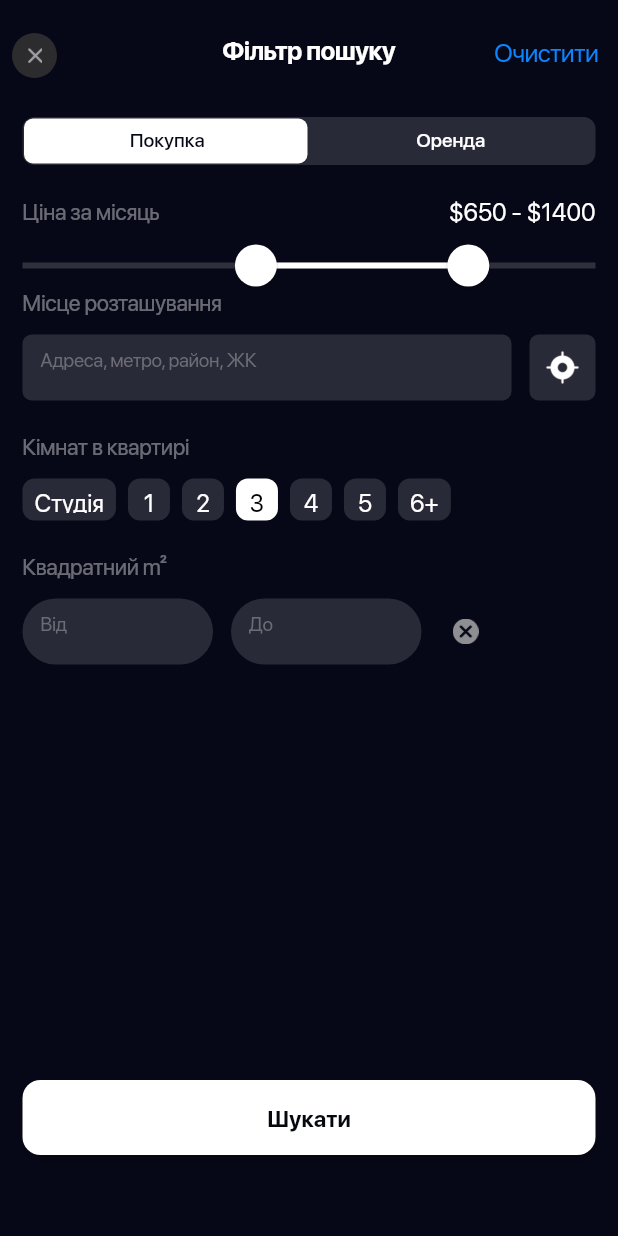
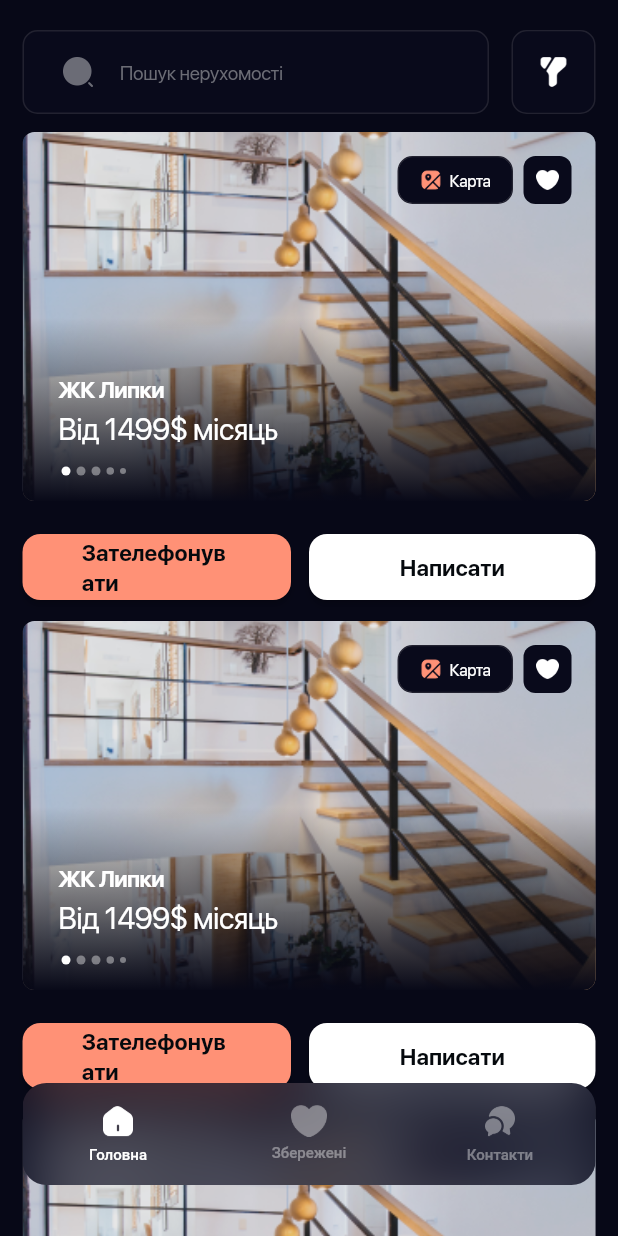
Before and after one commit to F1rman/Flutter-layout-Real-Estate, a Flutter app: the FilterModal screen opened directly, after a tap on "Шукати", on a phone screen of 412 x 824 dp. Run offline on Flutter 3.47's test engine with Material 2 defaults, Android fonts, the phone set to English and light mode, and no system bars; drawn by our look-alikes of carousel_slider; our stand-ins replace dropdown_button2, flutter_redux, modal_bottom_sheet, redux; project files that could hold a hidden picture were left out.

Commit message:
after search

```diff
--- a/lib/home/filter_modal.dart
+++ b/lib/home/filter_modal.dart
@@ -1,6 +1,7 @@
 import 'package:flutter/material.dart';
 import '../styles/style.dart';
 import '../widgets/my_button.dart';
+import 'home_after_filter.dart';
 import 'range_slider.dart';
 import 'toggle_button.dart';
 
@@ -342,7 +343,15 @@ class _FilterModalState extends State<FilterModal> {
             left: 15,
             bottom: 54,
             width: MediaQuery.of(context).size.width - 30,
-            child: MyButton(text: 'Шукати', onPressed: () => {}),
+            child: MyButton(
+                text: 'Шукати',
+                onPressed: () => {
+                      Navigator.of(context).push(
+                        MaterialPageRoute(
+                          builder: (context) => HomeFilterResults(),
+                        ),
+                      )
+                    }),
           )
         ],
       ),
--- /dev/null
+++ b/lib/home/filter_search.dart
@@ -0,0 +1,111 @@
+import 'package:flutter/material.dart';
+import 'package:modal_bottom_sheet/modal_bottom_sheet.dart';
+
+import 'filter_modal.dart';
+
+class SearchFilter extends StatelessWidget {
+  const SearchFilter({
+    Key? key,
+  }) : super(key: key);
+
+  @override
+  Widget build(BuildContext context) {
+    return Row(
+      children: [
+        Expanded(
+          child: Container(
+            width: 274,
+            margin: const EdgeInsets.only(top: 20),
+            decoration: BoxDecoration(
+              borderRadius: BorderRadius.circular(10),
+              color: const Color(0xFF090A1B),
+              border: Border.all(
+                color: const Color(0xFF222230),
+              ),
+            ),
+            height: 56,
+            child: Stack(
+              alignment: Alignment.centerLeft,
+              children: [
+                Positioned(
+                  left: 24,
+                  child: Opacity(
+                    opacity: .4,
+                    child: Image.asset(
+                      'assets/img/search-normal.png',
+                      width: 24,
+                    ),
+                  ),
+                ),
+                Positioned(
+                  width: 200,
+                  left: 64,
+                  child: TextFormField(
+                    style: const TextStyle(color: Colors.white),
+                    onChanged: (value) {},
+                    autovalidateMode: AutovalidateMode.always,
+                    decoration: const InputDecoration(
+                      border: InputBorder.none,
+                      hintText: 'Пошук нерухомості',
+                      hintStyle: TextStyle(
+                        fontFamily: 'SFProDisplay',
+                        letterSpacing: -.24,
+                        color: Color(0xFF6b6c75),
+                        fontSize: 13,
+                        height: 1.35,
+                        fontWeight: FontWeight.w400,
+                      ),
+                    ),
+                  ),
+                ),
+              ],
+            ),
+          ),
+        ),
+        Container(
+          margin: const EdgeInsets.only(top: 20, left: 15),
+          width: 56,
+          decoration: BoxDecoration(
+            image: const DecorationImage(
+              image: ExactAssetImage('assets/img/filter.png'),
+              fit: BoxFit.contain,
+            ),
+            borderRadius: BorderRadius.circular(10),
+            color: const Color(0xFF090A1B),
+            border: Border.all(
+              color: const Color(0xFF222230),
+            ),
+          ),
+          height: 56,
+          child: Material(
+            borderRadius: BorderRadius.circular(10),
+            color: const Color(0xFF090A1B),
+            clipBehavior: Clip.antiAlias,
+            child: InkWell(
+              onTap: () {
+                showBarModalBottomSheet(
+                  useRootNavigator: true,
+                  topControl: Text(''),
+                  expand: false,
+                  context: context,
+                  backgroundColor: Colors.transparent,
+                  builder: (context) => FilterModal(),
+                );
+              }, // button pressed
+              child: Column(
+                mainAxisAlignment: MainAxisAlignment.center,
+                children: <Widget>[
+                  Image.asset(
+                    'assets/img/filter.png',
+                    width: 24,
+                  ), // icon
+                ],
+              ),
+            ),
+          ),
+        ),
+      ],
+    );
+  }
+}
+//
--- /dev/null
+++ b/lib/home/home_after_filter.dart
@@ -0,0 +1,91 @@
+import 'package:carousel_slider/carousel_controller.dart';
+import 'package:flutter/material.dart';
+
+import '../styles/style.dart';
+import '../widgets/bottom_navigation.dart';
+import '../widgets/my_button.dart';
+import '../widgets/slider_card.dart';
+import 'filter_search.dart';
+
+class HomeFilterResults extends StatelessWidget {
+  HomeFilterResults({super.key});
+  CarouselController buttonCarouselController = CarouselController();
+  var items = [1, 2, 3, 4, 5, 6];
+  @override
+  Widget build(BuildContext context) {
+    return Scaffold(
+      resizeToAvoidBottomInset: false,
+      backgroundColor: const Color(0xFF070817),
+      body: Stack(children: [
+        ListView(
+          children: [
+            Padding(
+              padding: const EdgeInsets.only(left: 15, right: 15, bottom: 100),
+              child: Column(
+                children: [
+                  const SearchFilter(),
+                  for (var item in items)
+                    Container(
+                      margin: const EdgeInsets.only(top: 12),
+                      child: Column(
+                        children: [
+                          SliderCard(
+                              buttonCarouselController:
+                                  buttonCarouselController),
+                          Container(
+                            margin: EdgeInsets.only(top: 20),
+                            child: Row(
+                              children: [
+                                Expanded(
+                                  child: Container(
+                                    margin: EdgeInsets.only(right: 12),
+                                    child: MaterialButton(
+                                      color: Color(0xFFFF9176),
+                                      shape: RoundedRectangleBorder(
+                                          borderRadius:
+                                              BorderRadius.circular(12)),
+                                      onPressed: () => {},
+                                      child: SizedBox(
+                                          width: 100,
+                                          height: 44,
+                                          child: Center(
+                                              child: Text(
+                                            'Зателефонувати',
+                                            style: textButton,
+                                          ))),
+                                    ),
+                                  ),
+                                ),
+                                Expanded(
+                                  child: MaterialButton(
+                                    color: Colors.white,
+                                    shape: RoundedRectangleBorder(
+                                        borderRadius:
+                                            BorderRadius.circular(12)),
+                                    onPressed: () => {},
+                                    child: SizedBox(
+                                        width: 100,
+                                        height: 44,
+                                        child: Center(
+                                            child: Text(
+                                          'Написати',
+                                          style: textButton,
+                                        ))),
+                                  ),
+                                )
+                              ],
+                            ),
+                          ),
+                        ],
+                      ),
+                    ),
+                ],
+              ),
+            ),
+          ],
+        ),
+        const BottomNavigation(),
+      ]),
+    );
+  }
+}
--- a/lib/home/home_search_filter.dart
+++ b/lib/home/home_search_filter.dart
@@ -4,6 +4,7 @@ import 'package:modal_bottom_sheet/modal_bottom_sheet.dart';
 import 'dart:math' as math;
 import '../styles/style.dart';
 import 'filter_modal.dart';
+import 'filter_search.dart';
 import 'lang_dropdown.dart';
 import 'location_modal.dart';
 
@@ -100,104 +101,8 @@ class _HomeFilterSearchState extends State<HomeFilterSearch> {
             ),
           ],
         ),
-        Row(
-          children: [
-            Expanded(
-              child: Container(
-                width: 274,
-                margin: const EdgeInsets.only(top: 20),
-                decoration: BoxDecoration(
-                  borderRadius: BorderRadius.circular(10),
-                  color: const Color(0xFF090A1B),
-                  border: Border.all(
-                    color: const Color(0xFF222230),
-                  ),
-                ),
-                height: 56,
-                child: Stack(
-                  alignment: Alignment.centerLeft,
-                  children: [
-                    Positioned(
-                      left: 24,
-                      child: Opacity(
-                        opacity: .4,
-                        child: Image.asset(
-                          'assets/img/search-normal.png',
-                          width: 24,
-                        ),
-                      ),
-                    ),
-                    Positioned(
-                      width: 200,
-                      left: 64,
-                      child: TextFormField(
-                        style: const TextStyle(color: Colors.white),
-                        onChanged: (value) {},
-                        autovalidateMode: AutovalidateMode.always,
-                        decoration: const InputDecoration(
-                          border: InputBorder.none,
-                          hintText: 'Пошук нерухомості',
-                          hintStyle: TextStyle(
-                            fontFamily: 'SFProDisplay',
-                            letterSpacing: -.24,
-                            color: Color(0xFF6b6c75),
-                            fontSize: 13,
-                            height: 1.35,
-                            fontWeight: FontWeight.w400,
-                          ),
-                        ),
-                      ),
-                    ),
-                  ],
-                ),
-              ),
-            ),
-            Container(
-              margin: const EdgeInsets.only(top: 20, left: 15),
-              width: 56,
-              decoration: BoxDecoration(
-                image: const DecorationImage(
-                  image: ExactAssetImage('assets/img/filter.png'),
-                  fit: BoxFit.contain,
-                ),
-                borderRadius: BorderRadius.circular(10),
-                color: const Color(0xFF090A1B),
-                border: Border.all(
-                  color: const Color(0xFF222230),
-                ),
-              ),
-              height: 56,
-              child: Material(
-                borderRadius: BorderRadius.circular(10),
-                color: const Color(0xFF090A1B),
-                clipBehavior: Clip.antiAlias,
-                child: InkWell(
-                  onTap: () {
-                    showBarModalBottomSheet(
-                      useRootNavigator: true,
-                      topControl: Text(''),
-                      expand: false,
-                      context: context,
-                      backgroundColor: Colors.transparent,
-                      builder: (context) => FilterModal(),
-                    );
-                  }, // button pressed
-                  child: Column(
-                    mainAxisAlignment: MainAxisAlignment.center,
-                    children: <Widget>[
-                      Image.asset(
-                        'assets/img/filter.png',
-                        width: 24,
-                      ), // icon
-                    ],
-                  ),
-                ),
-              ),
-            ),
-          ],
-        ),
+        SearchFilter(),
       ],
     );
   }
 }
-//
--- a/lib/widgets/my_button.dart
+++ b/lib/widgets/my_button.dart
@@ -1,5 +1,4 @@
 import 'package:flutter/material.dart';
-
 import '../styles/style.dart';
 
 class MyButton extends StatelessWidget {
@@ -7,29 +6,29 @@ class MyButton extends StatelessWidget {
     Key? key,
     this.text,
     this.onPressed,
-    this.width,
+    this.width = 164.0,
+    this.height = 50.0,
+    this.color = Colors.white,
   }) : super(key: key);
   final onPressed;
   final text;
   final width;
+  final color;
+  final height;
   @override
   Widget build(BuildContext context) {
-    return Container(
-      width: width ?? double.infinity,
-      height: 50,
-      child: MaterialButton(
-        color: Colors.white,
+    return MaterialButton(
+      color: color,
       shape: RoundedRectangleBorder(borderRadius: BorderRadius.circular(12)),
       onPressed: onPressed,
       child: SizedBox(
-            width: 164,
-            height: 50,
+          width: width,
+          height: height,
           child: Center(
               child: Text(
             text,
             style: textButton,
           ))),
-      ),
     );
   }
 }
```
Lines whose indentation alone changed are shown as unchanged.
